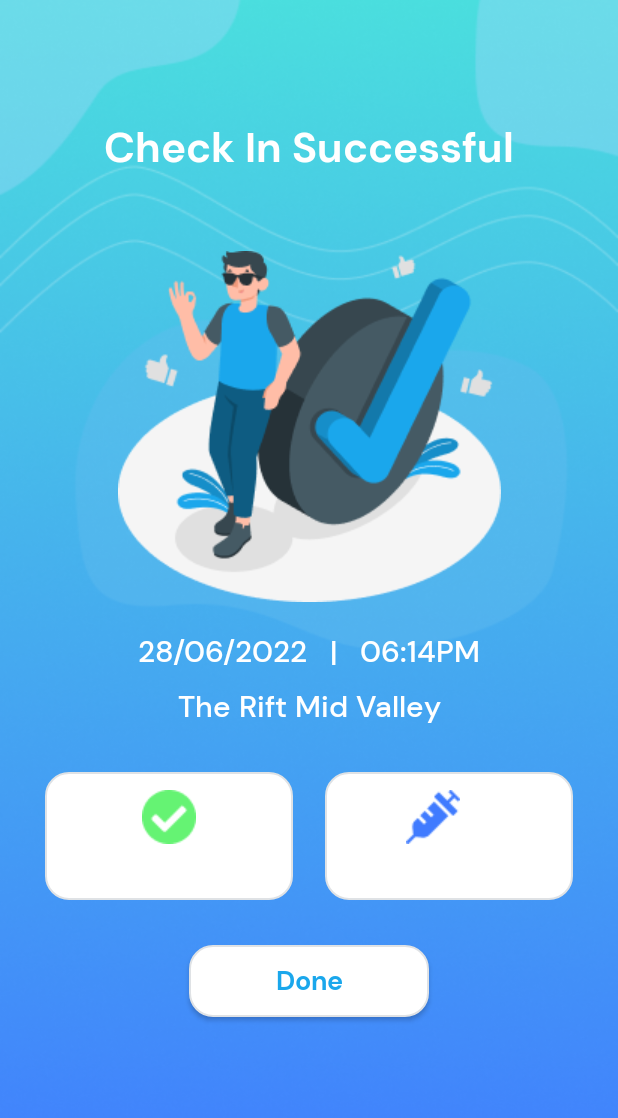
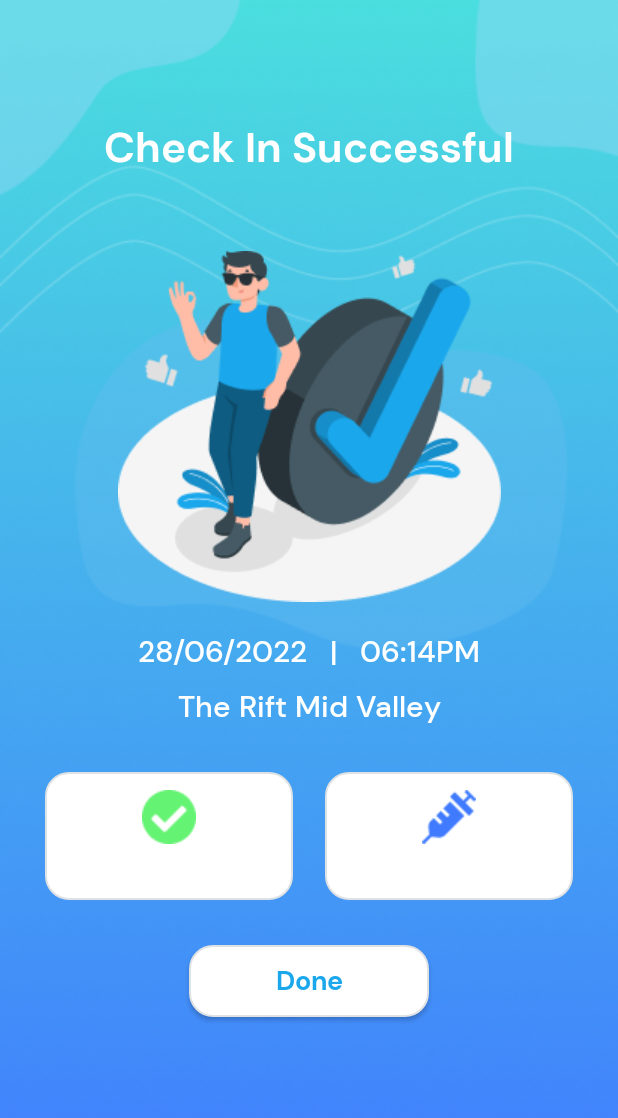
Before and after one commit to jh0411/C19Trace, an Android app: the CheckInSuccessActivity screen opened directly, with no data from a screen before it, on a phone screen of 412 x 824 dp. Shown: the top 1118 px of the screen. Run offline under Robolectric (Android 15) with nearby library versions, the phone set to English and light mode, and no system bars; our stand-ins replace Firebase (no records; nobody signed in at launch, a user with empty details on screens opened directly); network calls fail.

Commit message:
Final final final changes

```diff
--- a/app/src/main/res/layout/activity_check_in_success.xml
+++ b/app/src/main/res/layout/activity_check_in_success.xml
@@ -150,7 +150,7 @@
         android:layout_height="wrap_content"
         android:layout_marginTop="12dp"
         app:layout_constraintEnd_toEndOf="@+id/iv_vaccStatusBox"
-        app:layout_constraintStart_toEndOf="@+id/iv_riskStatusBox"
+        app:layout_constraintStart_toStartOf="@id/iv_vaccStatusBox"
         app:layout_constraintTop_toTopOf="@+id/iv_vaccStatusBox"
         app:srcCompat="@drawable/syringe" />
 
```
